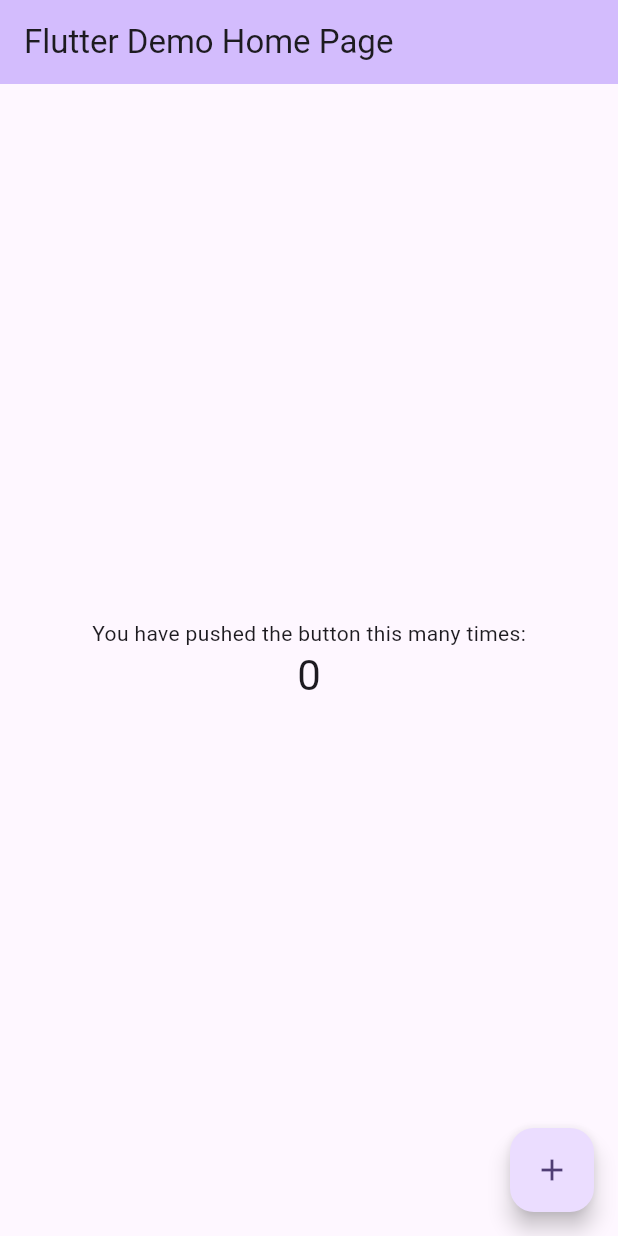
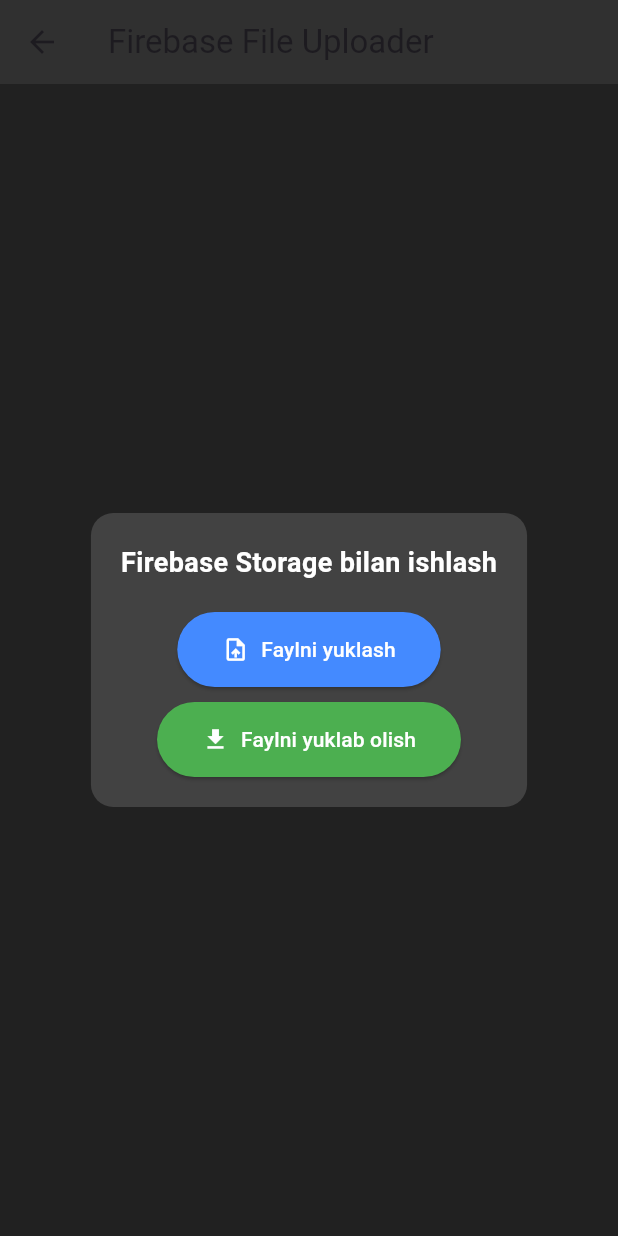
Before and after one commit to SunatilloAbduvaliyev/takrorlash, a Flutter app: the screen it shows after launch, on a phone screen of 412 x 824 dp. Run offline on Flutter 3.47's test engine with Material 3 defaults, Android fonts, the phone set to English and light mode, and no system bars; our stand-ins replace file_picker, firebase_core, firebase_storage; accounts and stored records are empty.

Commit message:
no finish

```diff
--- a/lib/main.dart
+++ b/lib/main.dart
@@ -1,125 +1,23 @@
+import 'package:firebase_core/firebase_core.dart';
 import 'package:flutter/material.dart';
+import 'package:takrorlash/screen/route.dart';
+import 'package:takrorlash/services/firebase_options.dart';
 
-void main() {
+Future<void> main() async{
+  WidgetsFlutterBinding.ensureInitialized();
+  await Firebase.initializeApp(options: DefaultFirebaseOptions.currentPlatform);
   runApp(const MyApp());
 }
 
 class MyApp extends StatelessWidget {
   const MyApp({super.key});
 
-  // This widget is the root of your application.
   @override
   Widget build(BuildContext context) {
-    return MaterialApp(
-      title: 'Flutter Demo',
-      theme: ThemeData(
-        // This is the theme of your application.
-        //
-        // TRY THIS: Try running your application with "flutter run". You'll see
-        // the application has a purple toolbar. Then, without quitting the app,
-        // try changing the seedColor in the colorScheme below to Colors.green
-        // and then invoke "hot reload" (save your changes or press the "hot
-        // reload" button in a Flutter-supported IDE, or press "r" if you used
-        // the command line to start the app).
-        //
-        // Notice that the counter didn't reset back to zero; the application
-        // state is not lost during the reload. To reset the state, use hot
-        // restart instead.
-        //
-        // This works for code too, not just values: Most code changes can be
-        // tested with just a hot reload.
-        colorScheme: ColorScheme.fromSeed(seedColor: Colors.deepPurple),
-        useMaterial3: true,
-      ),
-      home: const MyHomePage(title: 'Flutter Demo Home Page'),
+    return const MaterialApp(
+      debugShowCheckedModeBanner: false,
+      onGenerateRoute: AppRoute.generateRoute,
+      initialRoute: RouteName.home,
     );
   }
 }
-
-class MyHomePage extends StatefulWidget {
-  const MyHomePage({super.key, required this.title});
-
-  // This widget is the home page of your application. It is stateful, meaning
-  // that it has a State object (defined below) that contains fields that affect
-  // how it looks.
-
-  // This class is the configuration for the state. It holds the values (in this
-  // case the title) provided by the parent (in this case the App widget) and
-  // used by the build method of the State. Fields in a Widget subclass are
-  // always marked "final".
-
-  final String title;
-
-  @override
-  State<MyHomePage> createState() => _MyHomePageState();
-}
-
-class _MyHomePageState extends State<MyHomePage> {
-  int _counter = 0;
-
-  void _incrementCounter() {
-    setState(() {
-      // This call to setState tells the Flutter framework that something has
-      // changed in this State, which causes it to rerun the build method below
-      // so that the display can reflect the updated values. If we changed
-      // _counter without calling setState(), then the build method would not be
-      // called again, and so nothing would appear to happen.
-      _counter++;
-    });
-  }
-
-  @override
-  Widget build(BuildContext context) {
-    // This method is rerun every time setState is called, for instance as done
-    // by the _incrementCounter method above.
-    //
-    // The Flutter framework has been optimized to make rerunning build methods
-    // fast, so that you can just rebuild anything that needs updating rather
-    // than having to individually change instances of widgets.
-    return Scaffold(
-      appBar: AppBar(
-        // TRY THIS: Try changing the color here to a specific color (to
-        // Colors.amber, perhaps?) and trigger a hot reload to see the AppBar
-        // change color while the other colors stay the same.
-        backgroundColor: Theme.of(context).colorScheme.inversePrimary,
-        // Here we take the value from the MyHomePage object that was created by
-        // the App.build method, and use it to set our appbar title.
-        title: Text(widget.title),
-      ),
-      body: Center(
-        // Center is a layout widget. It takes a single child and positions it
-        // in the middle of the parent.
-        child: Column(
-          // Column is also a layout widget. It takes a list of children and
-          // arranges them vertically. By default, it sizes itself to fit its
-          // children horizontally, and tries to be as tall as its parent.
-          //
-          // Column has various properties to control how it sizes itself and
-          // how it positions its children. Here we use mainAxisAlignment to
-          // center the children vertically; the main axis here is the vertical
-          // axis because Columns are vertical (the cross axis would be
-          // horizontal).
-          //
-          // TRY THIS: Invoke "debug painting" (choose the "Toggle Debug Paint"
-          // action in the IDE, or press "p" in the console), to see the
-          // wireframe for each widget.
-          mainAxisAlignment: MainAxisAlignment.center,
-          children: <Widget>[
-            const Text(
-              'You have pushed the button this many times:',
-            ),
-            Text(
-              '$_counter',
-              style: Theme.of(context).textTheme.headlineMedium,
-            ),
-          ],
-        ),
-      ),
-      floatingActionButton: FloatingActionButton(
-        onPressed: _incrementCounter,
-        tooltip: 'Increment',
-        child: const Icon(Icons.add),
-      ), // This trailing comma makes auto-formatting nicer for build methods.
-    );
-  }
-}
--- /dev/null
+++ b/lib/screen/home_screen/home_screen.dart
@@ -0,0 +1,132 @@
+import 'dart:io';
+
+import 'package:file_picker/file_picker.dart';
+import 'package:firebase_storage/firebase_storage.dart';
+import 'package:flutter/material.dart';
+
+class HomeScreen extends StatefulWidget {
+  const HomeScreen({super.key});
+
+  @override
+  State<HomeScreen> createState() => _HomeScreenState();
+}
+
+class _HomeScreenState extends State<HomeScreen> {
+  String? downloadUrl;
+
+  Future<void> uploadFile() async {
+    // Fayl tanlash
+    FilePickerResult? result = await FilePicker.platform.pickFiles(
+      type: FileType.custom,
+      allowedExtensions: ['pdf', 'doc', 'docx', 'mp4'],
+    );
+
+    if (result != null) {
+      final filePath = result.files.single.path!;
+      final fileName = result.files.single.name;
+
+      // Firebase Storage'ga yuklash
+      try {
+        final storageRef =
+            FirebaseStorage.instance.ref().child('uploads/$fileName');
+        await storageRef.putFile(File(filePath));
+        downloadUrl = await storageRef.getDownloadURL();
+        setState(() {});
+        ScaffoldMessenger.of(context).showSnackBar(
+          const SnackBar(content: Text('Fayl muvaffaqiyatli yuklandi!')),
+        );
+      } catch (e) {
+        ScaffoldMessenger.of(context).showSnackBar(
+          SnackBar(content: Text('Yuklashda xatolik: $e')),
+        );
+      }
+    }
+  }
+
+  Future<void> downloadFile() async {
+    if (downloadUrl != null) {
+      // Faylni yuklab olish uchun URLni ishlatish
+      ScaffoldMessenger.of(context).showSnackBar(
+        SnackBar(content: Text('Fayl yuklab olish URLsi: $downloadUrl')),
+      );
+    } else {
+      ScaffoldMessenger.of(context).showSnackBar(
+        const SnackBar(content: Text('Avval faylni yuklang!')),
+      );
+    }
+  }
+
+  @override
+  Widget build(BuildContext context) {
+    return Scaffold(
+      backgroundColor: Colors.grey[900],
+      appBar: AppBar(
+        title: const Text('Firebase File Uploader'),
+        backgroundColor: Colors.grey[850],
+      ),
+      body: Padding(
+        padding: const EdgeInsets.all(20.0),
+        child: Center(
+          child: Column(
+            mainAxisAlignment: MainAxisAlignment.center,
+            children: [
+              Container(
+                padding: const EdgeInsets.all(20),
+                decoration: BoxDecoration(
+                  color: Colors.grey[800],
+                  borderRadius: BorderRadius.circular(15),
+                ),
+                child: Column(
+                  children: [
+                    const Text(
+                      'Firebase Storage bilan ishlash',
+                      style: TextStyle(
+                          color: Colors.white,
+                          fontSize: 18,
+                          fontWeight: FontWeight.bold),
+                    ),
+                    const SizedBox(height: 20),
+                    ElevatedButton.icon(
+                      onPressed: uploadFile,
+                      icon: const Icon(Icons.upload_file),
+                      label: const Text("Faylni yuklash"),
+                      style: ElevatedButton.styleFrom(
+                        foregroundColor: Colors.white,
+                        backgroundColor: Colors.blueAccent,
+                        padding: const EdgeInsets.symmetric(
+                            horizontal: 30, vertical: 15),
+                      ),
+                    ),
+                    const SizedBox(height: 10),
+                    ElevatedButton.icon(
+                      onPressed: downloadFile,
+                      icon: const Icon(Icons.download),
+                      label: const Text("Faylni yuklab olish"),
+                      style: ElevatedButton.styleFrom(
+                        foregroundColor: Colors.white,
+                        backgroundColor: Colors.green,
+                        padding: const EdgeInsets.symmetric(
+                            horizontal: 30, vertical: 15),
+                      ),
+                    ),
+                    if (downloadUrl != null) ...[
+                      const SizedBox(height: 20),
+                      Text(
+                        'Yuklab olish URLsi:',
+                        style: TextStyle(color: Colors.grey[400], fontSize: 14),
+                      ),
+                      SelectableText(
+                        downloadUrl!,
+                        style: const TextStyle(color: Colors.white),
+                      ),
+                    ],
+                  ],
+                ),
+              ),
+            ],
+          ),
+        ),
+      ),
+    );
+  }
+}
--- /dev/null
+++ b/lib/screen/route.dart
@@ -0,0 +1,32 @@
+import 'package:flutter/cupertino.dart';
+import 'package:flutter/material.dart';
+import 'package:takrorlash/screen/home_screen/home_screen.dart';
+import 'package:takrorlash/utils/style/app_text_style.dart';
+
+class AppRoute {
+  static Route generateRoute(RouteSettings settings) {
+    switch (settings.name) {
+      case RouteName.home:
+        return navigate(const HomeScreen());
+
+      default:
+        return navigate(
+          Scaffold(
+            body: Center(
+              child: Text(
+                "Default Screen",
+                style: AppTextStyle.bold,
+              ),
+            ),
+          ),
+        );
+    }
+  }
+
+  static navigate(Widget widget) =>
+      CupertinoPageRoute(builder: (context) => widget);
+}
+
+class RouteName {
+  static const String home = '/home';
+}
--- /dev/null
+++ b/lib/utils/style/app_text_style.dart
@@ -0,0 +1,35 @@
+import 'package:flutter/material.dart';
+
+import '../color/app_colors.dart';
+class AppTextStyle{
+  //thin
+  static TextStyle thin = const TextStyle(
+      fontSize: 16,
+      fontWeight: FontWeight.w300,
+      color: AppColors.c000000
+  );
+  //regular
+  static TextStyle regular = const TextStyle(
+      fontSize: 16,
+      fontWeight: FontWeight.w400,
+      color: AppColors.c000000
+  );
+  //medium
+  static TextStyle medium = const TextStyle(
+      fontSize: 16,
+      fontWeight: FontWeight.w500,
+      color: AppColors.c000000
+  );
+  //bold
+  static TextStyle bold = const TextStyle(
+      fontSize: 16,
+      fontWeight: FontWeight.w600,
+      color: AppColors.c000000
+  );
+  //semi bold
+  static TextStyle semiBold = const TextStyle(
+      fontSize: 16,
+      fontWeight: FontWeight.w700,
+      color: AppColors.c000000
+  );
+}
--- a/pubspec.yaml
+++ b/pubspec.yaml
@@ -39,6 +39,7 @@ dependencies:
   firebase_core: ^3.3.0
   firebase_auth: ^5.1.4
   cloud_firestore: ^5.2.1
+  file_picker: ^8.1.3
 
 dev_dependencies:
   flutter_test:
```
Also changed, not shown: lib/data/models/file_model/file_model.dart (added, +15 -0 lines), lib/utils/color/app_colors.dart (added, +18 -0 lines), pubspec.lock, 1 other file.
